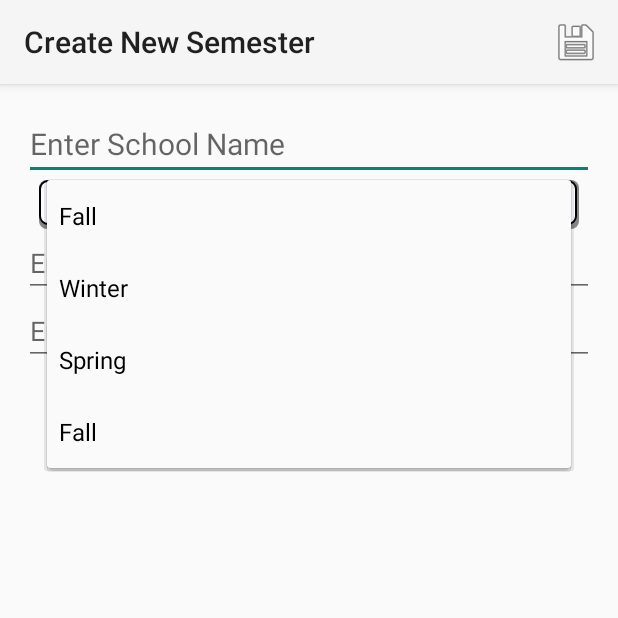
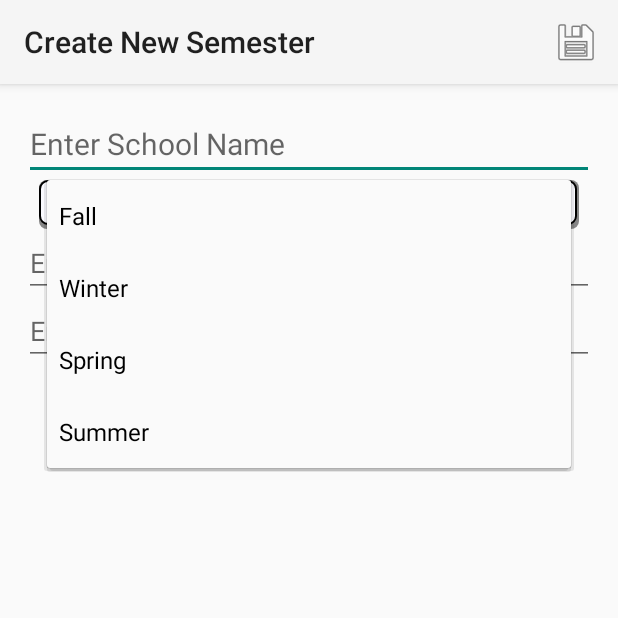
Before and after one commit to jakeprobst/academicplanner, an Android app: the screen it shows after launch (NewSemesterActivity), after a tap on "Fall", on a phone screen of 412 x 824 dp, the top half of it. Run offline under Robolectric (Android 15) with nearby library versions, the phone set to English and light mode, and no system bars; 1 statement that could not run was skipped.

Commit message:
fall usually only happens once a year

```diff
--- a/app/src/main/res/values/strings.xml
+++ b/app/src/main/res/values/strings.xml
@@ -11,7 +11,7 @@
         <item>Fall</item>
         <item>Winter</item>
         <item>Spring</item>
-        <item>Fall</item>
+        <item>Summer</item>
     </string-array>
     <string-array name="schools_array">
         <item>sonoma state university</item>
```
